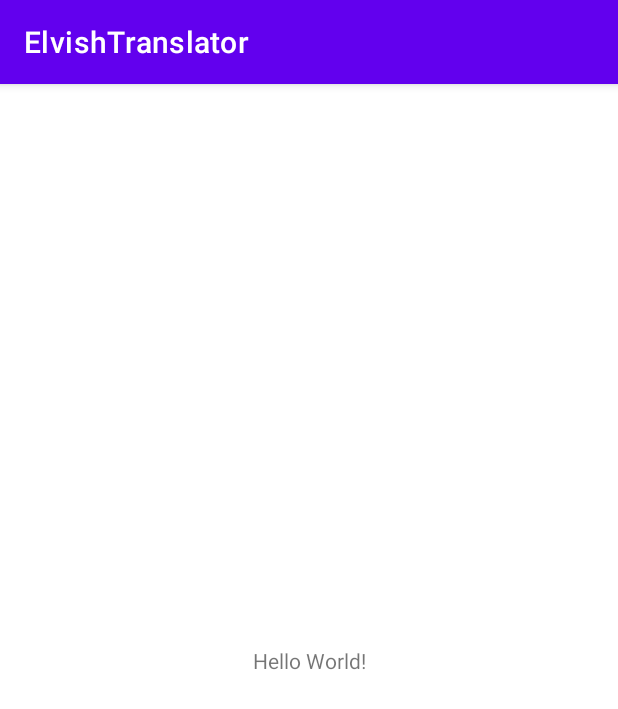
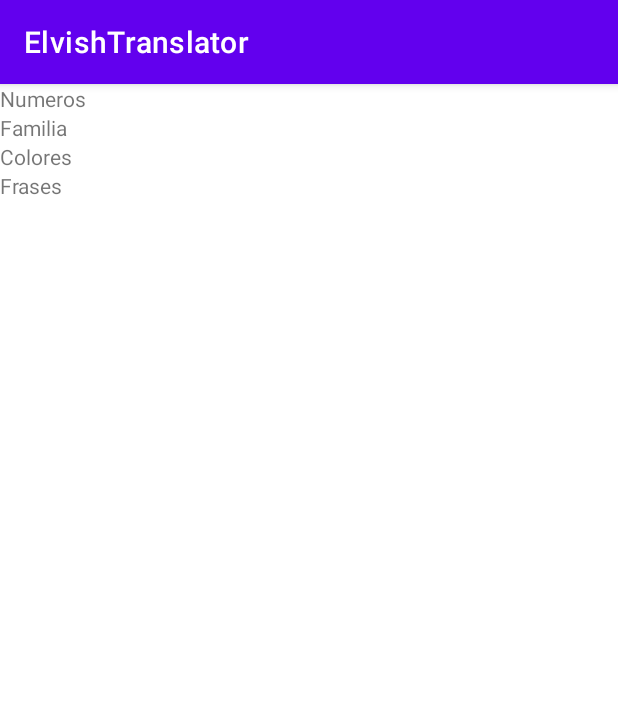
Before and after one commit to magnitopic/ElvishTranslator, an Android app: the screen it shows after launch (MainActivity), on a phone screen of 412 x 824 dp. Shown: the top 709 px of the screen. Run offline under Robolectric (Android 15) with nearby library versions, the phone set to English and light mode, and no system bars.

Commit message:
initial setup

```diff
--- a/app/src/main/res/layout/activity_main.xml
+++ b/app/src/main/res/layout/activity_main.xml
@@ -1,18 +1,37 @@
 <?xml version="1.0" encoding="utf-8"?>
-<androidx.constraintlayout.widget.ConstraintLayout xmlns:android="http://schemas.android.com/apk/res/android"
+<LinearLayout xmlns:android="http://schemas.android.com/apk/res/android"
     xmlns:app="http://schemas.android.com/apk/res-auto"
     xmlns:tools="http://schemas.android.com/tools"
     android:layout_width="match_parent"
     android:layout_height="match_parent"
+    android:orientation="vertical"
     tools:context=".MainActivity">
 
     <TextView
-        android:layout_width="wrap_content"
+        android:id="@+id/textView"
+        android:layout_width="match_parent"
         android:layout_height="wrap_content"
-        android:text="Hello World!"
-        app:layout_constraintBottom_toBottomOf="parent"
-        app:layout_constraintEnd_toEndOf="parent"
-        app:layout_constraintStart_toStartOf="parent"
-        app:layout_constraintTop_toTopOf="parent" />
+        android:onClick="changeView"
+        android:text="Numeros" />
 
-</androidx.constraintlayout.widget.ConstraintLayout>
+    <TextView
+        android:id="@+id/textView2"
+        android:layout_width="match_parent"
+        android:layout_height="wrap_content"
+        android:onClick="changeView"
+        android:text="Familia" />
+
+    <TextView
+        android:id="@+id/textView3"
+        android:layout_width="match_parent"
+        android:layout_height="wrap_content"
+        android:onClick="changeView"
+        android:text="Colores" />
+
+    <TextView
+        android:id="@+id/textView4"
+        android:layout_width="match_parent"
+        android:layout_height="wrap_content"
+        android:onClick="changeView"
+        android:text="Frases" />
+</LinearLayout>
```
Also changed, not shown: app/src/main/AndroidManifest.xml (+12 -0 lines), app/src/main/java/com/example/elvishtranslator/Colores.kt (added, +11 -0 lines), app/src/main/java/com/example/elvishtranslator/MainActivity.kt (+18 -0 lines), app/src/main/java/com/example/elvishtranslator/familia.kt (added, +11 -0 lines), app/src/main/java/com/example/elvishtranslator/frases.kt (added, +11 -0 lines), app/src/main/java/com/example/elvishtranslator/numeros.kt (added, +11 -0 lines), app/src/main/res/layout/activity_colores.xml (added, +15 -0 lines), app/src/main/res/layout/activity_familia.xml (added, +15 -0 lines), app/src/main/res/layout/activity_frases.xml (added, +15 -0 lines), app/src/main/res/layout/activity_numeros.xml (added, +15 -0 lines).
